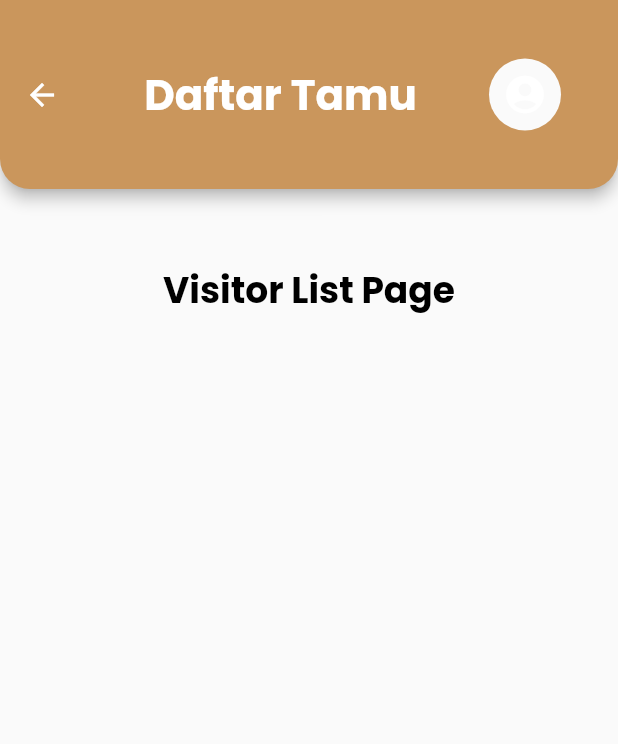
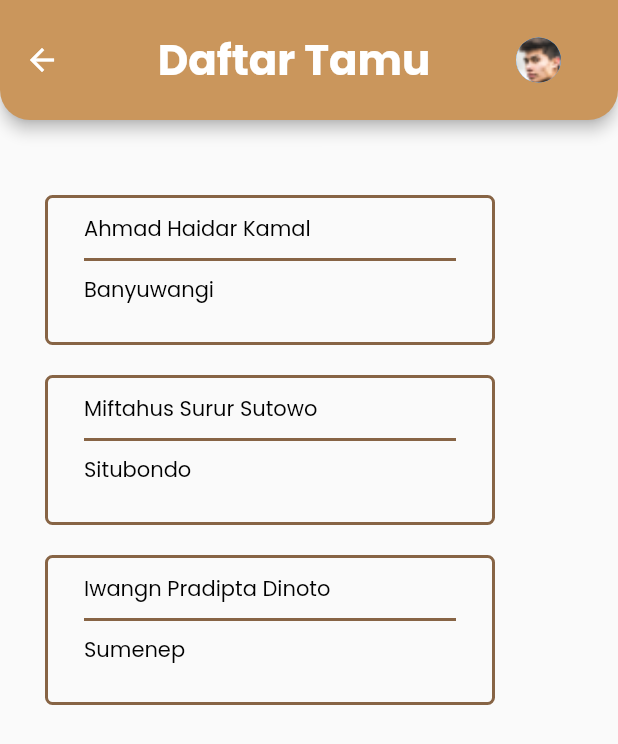
Before and after one commit to miftahozuki/flutter-invital, a Flutter app: the DashboardPage screen opened directly, after a tap on "Visitor", on a phone screen of 412 x 824 dp. Shown: the top 744 px of the screen. Run offline on Flutter 3.47's test engine with Material 2 defaults, Android fonts, the phone set to English and light mode, and no system bars; our stand-ins replace form_field_validator, google_fonts; missing offline and left inert: qr_code_scanner.

Commit message:
feat(visitor): add visitor page

```diff
--- /dev/null
+++ b/lib/models/visitor.dart
@@ -0,0 +1,16 @@
+// ignore_for_file: public_member_api_docs, sort_constructors_first
+class Visitor {
+  int id;
+  String name;
+  String gender;
+  String address;
+  String visitor_status;
+
+  Visitor({
+    required this.id,
+    required this.name,
+    required this.gender,
+    required this.address,
+    required this.visitor_status,
+  });
+}
--- a/lib/screen/about_page.dart
+++ b/lib/screen/about_page.dart
@@ -26,21 +26,21 @@ class AboutPage extends StatelessWidget {
               padding: const EdgeInsets.all(8.0),
               child: Material(
                 shape: const CircleBorder(),
-                child: IconButton(
-                  icon: const Icon(
-                    Icons.account_circle,
-                    color: Colors.white,
-                    size: 30,
-                  ),
-                  onPressed: () {
+                child: InkWell(
+                  onTap: () {
                     // Tambahkan aksi saat tombol profil diklik
                   },
+                  child: CircleAvatar(
+                    backgroundImage: AssetImage(
+                        'assets/images/photo.png'), // Ganti dengan path gambar Anda
+                    radius: 15, // Sesuaikan radius dengan kebutuhan
+                  ),
                 ),
               ),
             ),
           ),
         ],
-        toolbarHeight: 60, // Mengatur tinggi AppBar
+        toolbarHeight: 80, // Mengatur tinggi AppBar
         shape: const RoundedRectangleBorder(
           borderRadius: BorderRadius.vertical(bottom: Radius.circular(20)),
         ),
--- a/lib/screen/dashboard.dart
+++ b/lib/screen/dashboard.dart
@@ -16,6 +16,7 @@ class DashboardPage extends StatelessWidget {
   Widget build(BuildContext context) {
     return Scaffold(
       appBar: AppBar(
+        automaticallyImplyLeading: false,
         backgroundColor: primaryColor,
         title: Center(
           child: Text(
@@ -33,26 +34,25 @@ class DashboardPage extends StatelessWidget {
               padding: const EdgeInsets.all(8.0),
               child: Material(
                 shape: const CircleBorder(),
-                child: IconButton(
-                  icon: const Icon(
-                    Icons.account_circle,
-                    color: Colors.white,
-                    size: 30,
-                  ),
-                  onPressed: () {
+                child: InkWell(
+                  onTap: () {
                     // Tambahkan aksi saat tombol profil diklik
                   },
+                  child: CircleAvatar(
+                    backgroundImage: AssetImage(
+                        'assets/images/photo.png'), // Ganti dengan path gambar Anda
+                    radius: 15, // Sesuaikan radius dengan kebutuhan
+                  ),
                 ),
               ),
             ),
           ),
         ],
-        toolbarHeight: 126, // Mengatur tinggi AppBar
+        toolbarHeight: 80, // Mengatur tinggi AppBar
         shape: const RoundedRectangleBorder(
           borderRadius: BorderRadius.vertical(bottom: Radius.circular(20)),
         ),
       ),
-
       body: SafeArea(
         child: Center(
           child: SingleChildScrollView(
--- a/lib/screen/visitor_page.dart
+++ b/lib/screen/visitor_page.dart
@@ -1,4 +1,6 @@
 import 'package:flutter/material.dart';
+import 'package:plj/widgets/visitor_card.dart';
+import 'package:plj/models/visitor.dart';
 
 import '../theme.dart';
 
@@ -26,42 +28,72 @@ class VisitorPage extends StatelessWidget {
               padding: const EdgeInsets.all(8.0),
               child: Material(
                 shape: const CircleBorder(),
-                child: IconButton(
-                  icon: const Icon(
-                    Icons.account_circle,
-                    color: Colors.white,
-                    size: 30,
-                  ),
-                  onPressed: () {
+                child: InkWell(
+                  onTap: () {
                     // Tambahkan aksi saat tombol profil diklik
                   },
+                  child: CircleAvatar(
+                    backgroundImage: AssetImage(
+                        'assets/images/photo.png'), // Ganti dengan path gambar Anda
+                    radius: 15, // Sesuaikan radius dengan kebutuhan
+                  ),
                 ),
               ),
             ),
           ),
         ],
-        toolbarHeight: 126, // Mengatur tinggi AppBar
+        toolbarHeight: 80, // Mengatur tinggi AppBar
         shape: const RoundedRectangleBorder(
           borderRadius: BorderRadius.vertical(bottom: Radius.circular(20)),
         ),
       ),
       body: SafeArea(
-        child: Center(
-          child: Column(
-            children: [
-              const SizedBox(
-                height: 50,
-              ),
-              Text(
-                'Visitor List Page',
-                style: blackTextStyle.copyWith(
-                  fontSize: 24,
-                  fontWeight: FontWeight.bold,
+        bottom: false,
+        child: ListView(children: [
+          SizedBox(
+            height: 50,
+          ),
+          Padding(
+            padding: EdgeInsets.symmetric(horizontal: 30),
+            child: Column(
+              children: [
+                VisitorCard(
+                  Visitor(
+                    id: 1,
+                    name: 'Ahmad Haidar Kamal',
+                    gender: 'Laki-laki',
+                    address: 'Banyuwangi',
+                    visitor_status: 'VIP',
+                  ),
                 ),
-              )
-            ],
+                SizedBox(
+                  height: 20,
+                ),
+                VisitorCard(
+                  Visitor(
+                    id: 1,
+                    name: 'Miftahus Surur Sutowo',
+                    gender: 'Laki-laki',
+                    address: 'Situbondo',
+                    visitor_status: 'VIP',
+                  ),
+                ),
+                SizedBox(
+                  height: 20,
+                ),
+                VisitorCard(
+                  Visitor(
+                    id: 1,
+                    name: 'Iwangn Pradipta Dinoto',
+                    gender: 'Laki-laki',
+                    address: 'Sumenep',
+                    visitor_status: 'VIP',
+                  ),
+                ),
+              ],
+            ),
           ),
-        ),
+        ]),
       ),
     );
   }
--- /dev/null
+++ b/lib/widgets/visitor_card.dart
@@ -0,0 +1,60 @@
+import 'package:flutter/material.dart';
+
+import 'package:plj/models/visitor.dart';
+import 'package:plj/theme.dart';
+
+class VisitorCard extends StatelessWidget {
+  final Visitor visitor;
+
+  const VisitorCard(this.visitor, {super.key});
+
+  @override
+  Widget build(BuildContext context) {
+    return Row(
+      children: [
+        Column(
+          crossAxisAlignment: CrossAxisAlignment.start,
+          children: [
+            Container(
+              height: 100,
+              width: 300,
+              decoration: BoxDecoration(
+                border: Border.all(
+                  color: strokeColor,
+                  width: 2,
+                ),
+                borderRadius: BorderRadius.circular(5),
+              ),
+              child: Padding(
+                padding: EdgeInsets.symmetric(
+                  vertical: 10,
+                  horizontal: 24,
+                ),
+                child: Column(
+                  crossAxisAlignment: CrossAxisAlignment.start,
+                  children: [
+                    Text(
+                      visitor.name,
+                      style: blackTextStyle,
+                    ),
+                    Divider(
+                      color:
+                          strokeColor, // Sesuaikan warna garis dengan desain Anda
+                      thickness:
+                          2, // Sesuaikan ketebalan garis dengan desain Anda
+                      height: 20, // Sesuaikan tinggi garis dengan desain Anda
+                    ),
+                    Text(
+                      visitor.address,
+                      style: blackTextStyle,
+                    ),
+                  ],
+                ),
+              ),
+            )
+          ],
+        )
+      ],
+    );
+  }
+}
```
Also changed, not shown: lib/models/user.dart (renamed from lib/screen/model/user.dart).
